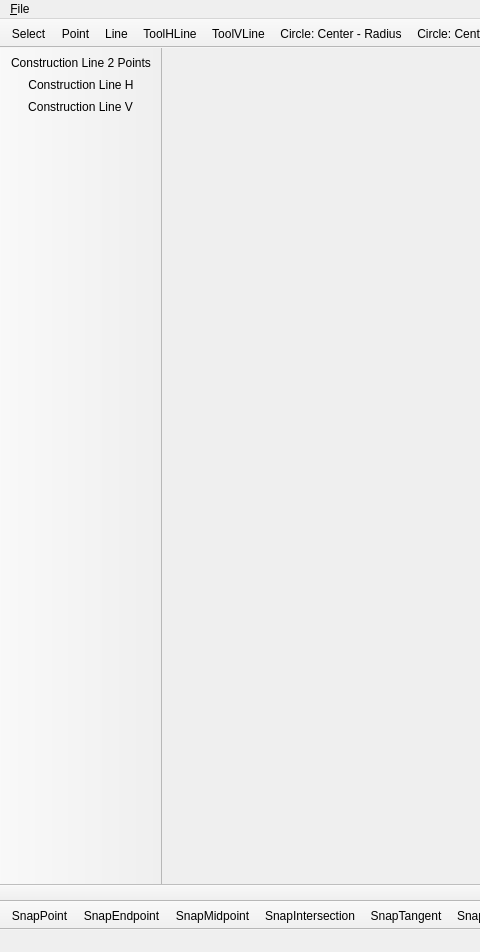
Qt form src/mainwindow.ui (ThKattanek/simply_2d_cad) before a commit; both pictures show x 0 to 480 and y 0 to 952 of the 1222 by 952 pixel window.
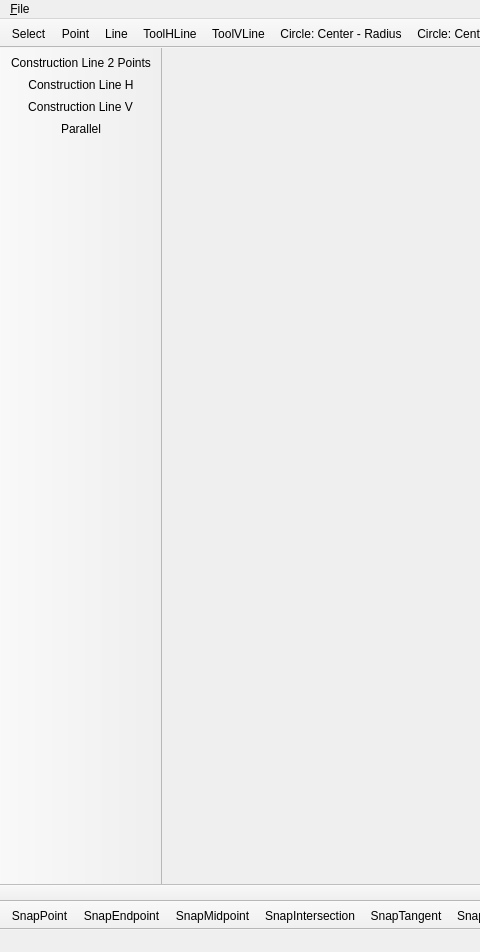
The same form after that commit. Icons and pictures are not drawn.

Commit message: wip: beginning the implementation from the parallel construction lines

The edit to the form file:
```diff
--- a/src/mainwindow.ui
+++ b/src/mainwindow.ui
@@ -149,6 +149,7 @@
    <addaction name="actionToolConstructionLine2P"/>
    <addaction name="actionToolConstructionLineH"/>
    <addaction name="actionToolConstructionLineV"/>
+   <addaction name="actionToolParallelConstructionLine"/>
   </widget>
   <action name="action_Close">
    <property name="text">
@@ -539,6 +540,14 @@
     <enum>QAction::MenuRole::NoRole</enum>
    </property>
   </action>
+  <action name="actionToolParallelConstructionLine">
+   <property name="text">
+    <string>Parallel</string>
+   </property>
+   <property name="menuRole">
+    <enum>QAction::MenuRole::NoRole</enum>
+   </property>
+  </action>
  </widget>
  <resources>
   <include location="resources.qrc"/>
```
Left out of the diff: 2 changed lines with no effect on the pictures. The commit also changes 4 other files.
